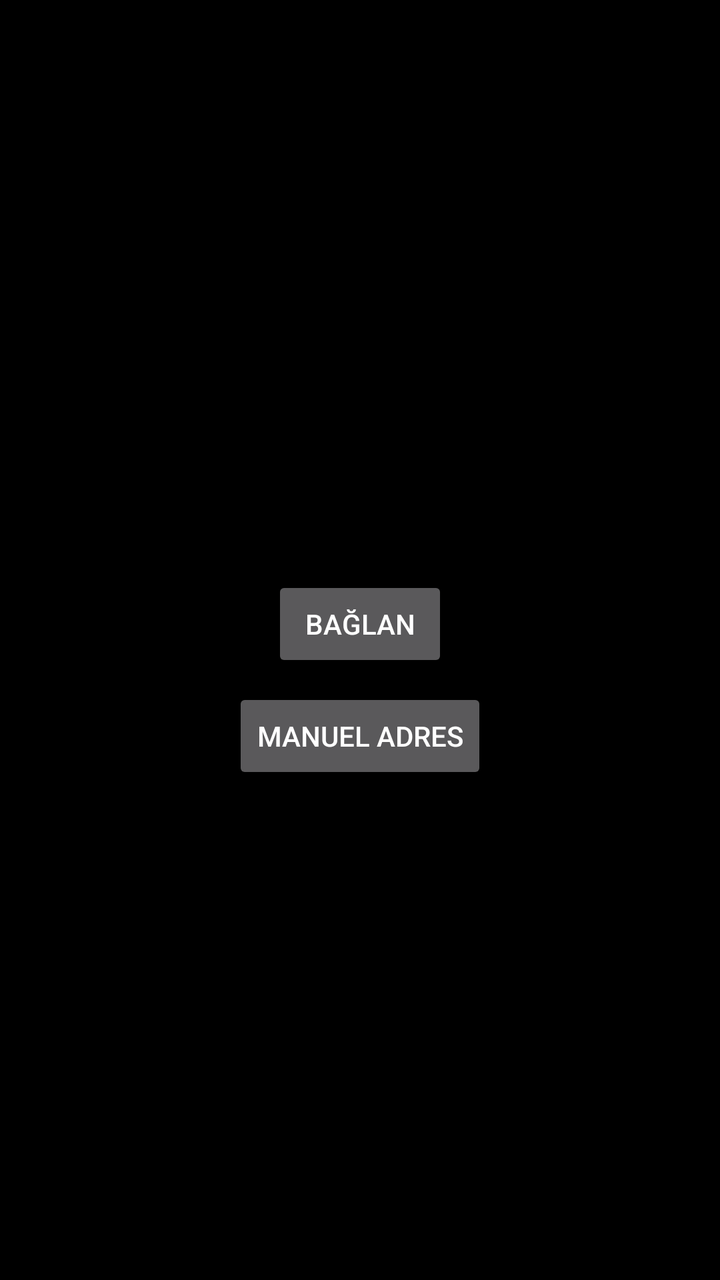
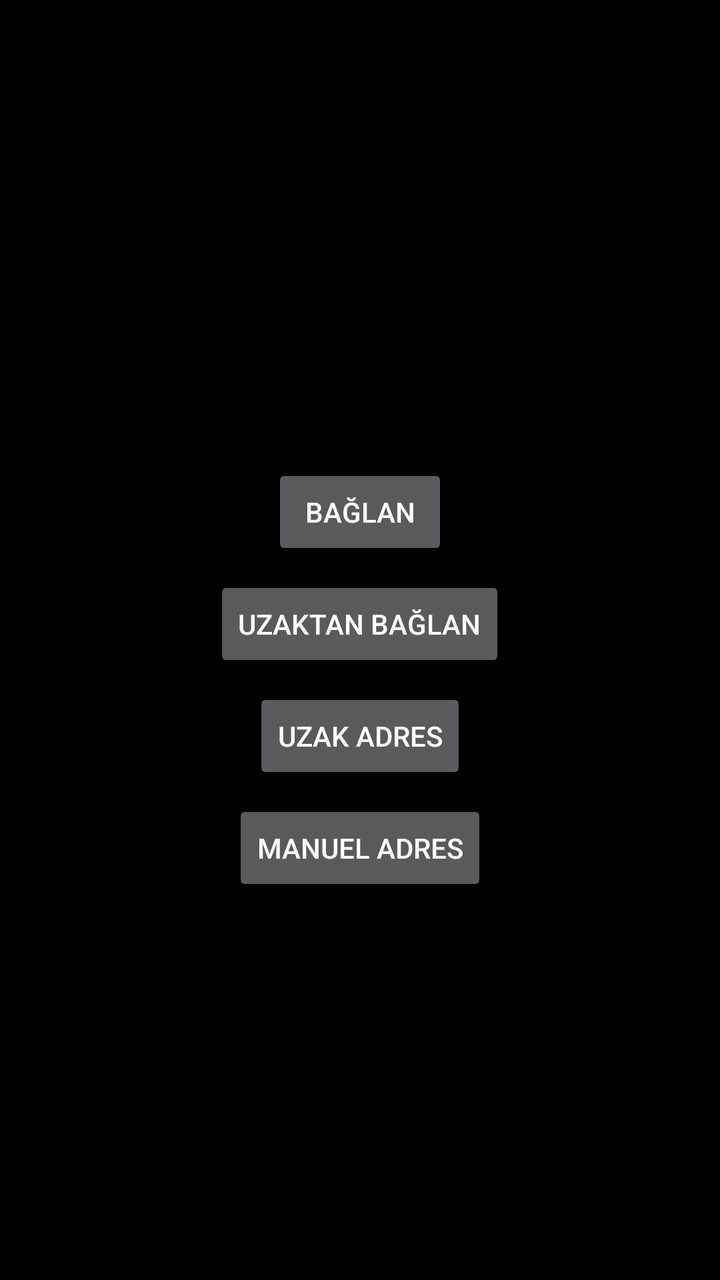

Before-and-after screenshots of an Android layout around one commit, followed by the original layout XML and the change that was made.
<!-- AndroidManifest.xml: application theme android:Theme.Material.NoActionBar.Fullscreen -->
<!-- res/layout/activity_main.xml -->
<?xml version="1.0" encoding="utf-8"?>
<FrameLayout xmlns:android="http://schemas.android.com/apk/res/android"
    android:id="@+id/root"
    android:layout_width="match_parent"
    android:layout_height="match_parent"
    android:background="#000000"
    android:defaultFocusHighlightEnabled="false">

    

    <SurfaceView
        android:id="@+id/video"
        android:layout_width="match_parent"
        android:layout_height="match_parent"
        android:layout_gravity="center"
        android:defaultFocusHighlightEnabled="false" />

    <TextView
        android:id="@+id/stats"
        android:layout_width="wrap_content"
        android:layout_height="wrap_content"
        android:layout_gravity="top|start"
        android:background="#99000000"
        android:fontFamily="monospace"
        android:padding="8dp"
        android:textColor="#66FF66"
        android:textSize="14sp"
        android:visibility="gone" />

    
    <ScrollView
        android:id="@+id/panel"
        android:layout_width="match_parent"
        android:layout_height="match_parent"
        android:background="#000000"
        android:defaultFocusHighlightEnabled="false"
        android:fillViewport="true">

        <LinearLayout
            android:id="@+id/panel_content"
            android:layout_width="match_parent"
            android:layout_height="wrap_content"
            android:gravity="center"
            android:orientation="vertical"
            android:padding="32dp">

            <TextView
                android:id="@+id/status"
                android:layout_width="wrap_content"
                android:layout_height="wrap_content"
                android:gravity="center"
                android:textColor="#FFFFFF"
                android:textSize="24sp" />

            
            <EditText
                android:id="@+id/endpoint"
                android:layout_width="360dp"
                android:layout_height="wrap_content"
                android:layout_marginTop="32dp"
                android:enabled="false"
                android:hint="@string/endpoint_hint"
                android:imeOptions="actionDone"
                android:inputType="textUri"
                android:singleLine="true"
                android:textColor="#FFFFFF"
                android:textColorHint="#888888"
                android:visibility="gone" />

            <Button
                android:id="@+id/connect"
                android:layout_width="wrap_content"
                android:layout_height="wrap_content"
                android:layout_marginTop="16dp"
                android:text="@string/connect" />

            
            <Button
                android:id="@+id/wake"
                android:layout_width="wrap_content"
                android:layout_height="wrap_content"
                android:layout_marginTop="8dp"
                android:text="@string/wol_button"
                android:visibility="gone" />

            <Button
                android:id="@+id/endpoint_toggle"
                android:layout_width="wrap_content"
                android:layout_height="wrap_content"
                android:layout_marginTop="8dp"
                android:text="Manuel adres" />

            <LinearLayout
                android:id="@+id/panel_settings"
                android:layout_width="wrap_content"
                android:layout_height="wrap_content"
                android:layout_marginTop="8dp"
                android:orientation="vertical" />
        </LinearLayout>
    </ScrollView>
</FrameLayout>
<!-- resources referenced by this layout -->
<resources>
  <string name="connect">Bağlan</string>
  <string name="endpoint_hint">IP:port (örn. 192.168.1.20:7420)</string>
  <string name="wol_button">Mac\'i uyandır</string>
</resources>

<!-- the commit's change to res/layout/activity_main.xml (unified diff, before → after) -->
@@ -83,6 +83,35 @@
                 android:text="@string/wol_button"
                 android:visibility="gone" />
 
+            
+            <EditText
+                android:id="@+id/remote_endpoint"
+                android:layout_width="360dp"
+                android:layout_height="wrap_content"
+                android:layout_marginTop="16dp"
+                android:enabled="false"
+                android:hint="@string/remote_endpoint_hint"
+                android:imeOptions="actionDone"
+                android:inputType="textUri"
+                android:singleLine="true"
+                android:textColor="#FFFFFF"
+                android:textColorHint="#888888"
+                android:visibility="gone" />
+
+            <Button
+                android:id="@+id/remote_connect"
+                android:layout_width="wrap_content"
+                android:layout_height="wrap_content"
+                android:layout_marginTop="8dp"
+                android:text="@string/remote_connect" />
+
+            <Button
+                android:id="@+id/remote_edit"
+                android:layout_width="wrap_content"
+                android:layout_height="wrap_content"
+                android:layout_marginTop="8dp"
+                android:text="@string/remote_edit" />
+
             <Button
                 android:id="@+id/endpoint_toggle"
                 android:layout_width="wrap_content"
<!-- resource entries referenced after the edit -->
@@ -2,6 +2,9 @@
 <resources>
   <string name="connect">Bağlan</string>
   <string name="endpoint_hint">IP:port (örn. 192.168.1.20:7420)</string>
+  <string name="remote_connect">Uzaktan bağlan</string>
+  <string name="remote_edit">Uzak adres</string>
+  <string name="remote_endpoint_hint">Uzak adres (örn. mac.tailnet.ts.net)</string>
   <string name="wol_button">Mac\'i uyandır</string>
 </resources>
 
